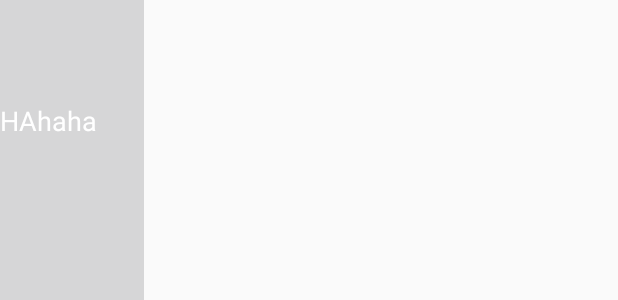
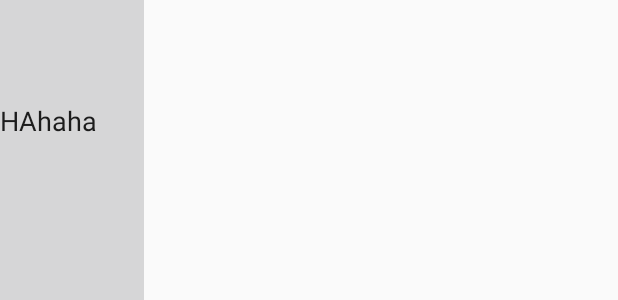
Before and after one commit to nguyenmp/reader, an Android app: the layout subreddit_picker_view.xml on its own in the app's theme, with its tools: preview values and no code run, on a phone screen of 412 x 824 dp. Shown: the part 497-797 px from the top of the screen. Run offline under Robolectric (Android 15) with nearby library versions, the phone set to English and light mode, and no system bars; network calls fail.

Commit message:
Fix subreddit picker not showing on first click of action bar

```diff
--- a/app/src/main/java/com/nguyenmp/reader/FrontpageActivity.java
+++ b/app/src/main/java/com/nguyenmp/reader/FrontpageActivity.java
@@ -62,13 +62,13 @@ public class FrontpageActivity extends ActionBarActivity
 
     public void restoreActionBar() {
         ActionBar actionBar = getSupportActionBar();
-        View customTitleView = LayoutInflater.from(this).inflate(R.layout.subreddit_picker_view, null, false);
-        TextView titleView = (TextView) customTitleView.findViewById(R.id.title_input);
+        actionBar.setCustomView(R.layout.subreddit_picker_view);
+        actionBar.setDisplayShowTitleEnabled(false);
+        actionBar.setDisplayShowCustomEnabled(true);
+
+        TextView titleView = (TextView) actionBar.getCustomView();
         titleView.setText(mSubreddit == null ? "Frontpage Of The Internet" : mSubreddit);
-        actionBar.setCustomView(customTitleView);
-        actionBar.setDisplayShowCustomEnabled(true);
-        actionBar.setDisplayShowTitleEnabled(false);
-        actionBar.getCustomView().setOnClickListener(new View.OnClickListener() {
+        titleView.setOnClickListener(new View.OnClickListener() {
             @Override
             public void onClick(View v) {
                 FragmentManager fm = getSupportFragmentManager();
--- a/app/src/main/res/layout/subreddit_picker_view.xml
+++ b/app/src/main/res/layout/subreddit_picker_view.xml
@@ -1,22 +1,12 @@
 <?xml version="1.0" encoding="utf-8"?>
 
-<RelativeLayout xmlns:android="http://schemas.android.com/apk/res/android"
-    android:id="@+id/title_container"
-    android:focusable="true"
-    android:focusableInTouchMode="true"
-    android:clickable="true"
-    android:selectAllOnFocus="true"
+<TextView xmlns:android="http://schemas.android.com/apk/res/android"
+    android:id="@+id/title_input"
+    android:text="HAhaha"
+    android:layout_centerVertical="true"
+    style="@android:style/TextAppearance.Holo.Widget.ActionBar.Title"
+    android:ellipsize="end"
+    android:background="@drawable/spinner_background"
+    android:gravity="center_vertical"
     android:layout_width="wrap_content"
-    android:layout_height="match_parent"
-    android:background="@drawable/spinner_background">
-
-    <TextView
-        android:id="@+id/title_input"
-        android:text="HAhaha"
-        android:layout_centerVertical="true"
-        style="@android:style/TextAppearance.Holo.Widget.ActionBar.Title.Inverse"
-        android:ellipsize="end"
-        android:layout_width="wrap_content"
-        android:layout_height="wrap_content" />
-
-</RelativeLayout>
+    android:layout_height="match_parent" />
```
